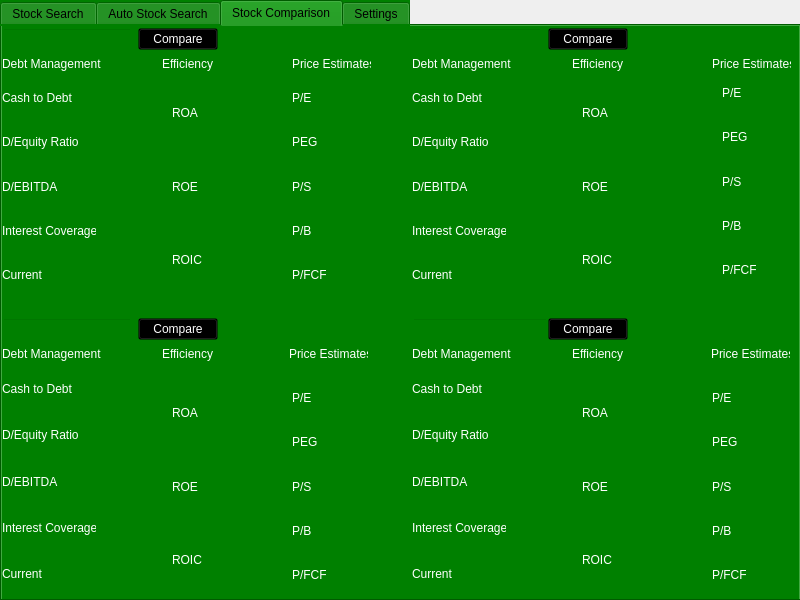
This is stockapp.ui in Alexandur11/investing- as Qt 5 draws it before an edit. The edited form follows.
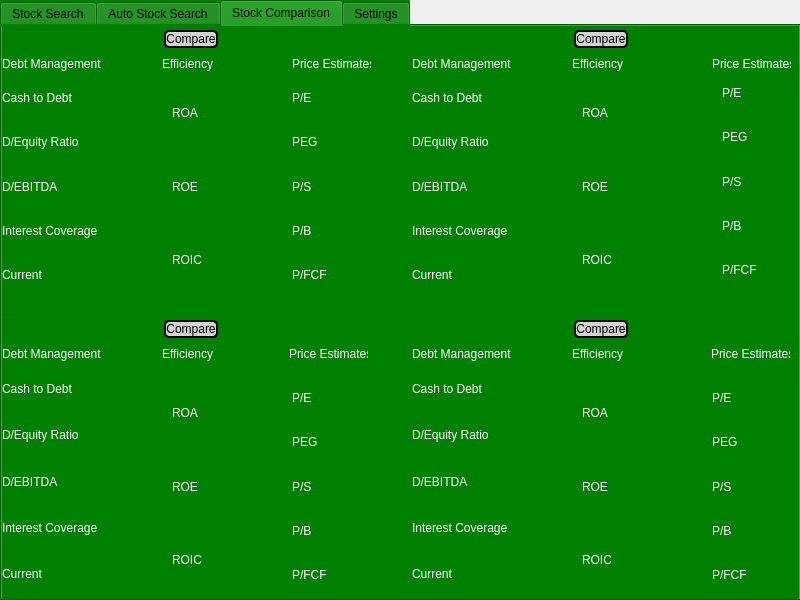
This is the edited form.

Diff of the .ui file:
```diff
--- a/stockapp.ui
+++ b/stockapp.ui
@@ -177,12 +177,29 @@
       </property>
       <layout class="QHBoxLayout" name="stock_a_horizontal_layout">
        <item>
-        <widget class="QLineEdit" name="stock_search_a_bar"/>
+        <widget class="QLineEdit" name="stock_search_a_bar">
+         <property name="styleSheet">
+          <string notr="true">color: white;</string>
+         </property>
+        </widget>
        </item>
        <item>
         <widget class="QPushButton" name="stock_search_a_button">
          <property name="styleSheet">
-          <string notr="true">color: white;  /* Text color */</string>
+          <string notr="true">QPushButton {
+    border: 2px solid black;         /* Default border */
+    border-radius: 5px;              /* Rounded corners */
+    background-color: lightgray;     /* Default background color */
+}
+QPushButton:pressed {
+    border: 3px solid red;           /* Thicker border when clicked */
+    background-color: lightblue;     /* Background color when pressed */
+}
+QPushButton:hover {
+    border: 2px dashed blue;         /* Dashed border on hover */
+    background-color: lightgreen;    /* Background color when hovered */
+}
+</string>
          </property>
          <property name="text">
           <string>Compare</string>
@@ -228,7 +245,7 @@
        <rect>
         <x>290</x>
         <y>50</y>
-        <width>34</width>
+        <width>81</width>
         <height>221</height>
        </rect>
       </property>
@@ -308,7 +325,7 @@
        <rect>
         <x>0</x>
         <y>50</y>
-        <width>94</width>
+        <width>161</width>
         <height>221</height>
        </rect>
       </property>
@@ -391,7 +408,7 @@
        <rect>
         <x>170</x>
         <y>50</y>
-        <width>31</width>
+        <width>111</width>
         <height>221</height>
        </rect>
       </property>
@@ -473,12 +490,29 @@
       </property>
       <layout class="QHBoxLayout" name="stock_c_horizontal_layout">
        <item>
-        <widget class="QLineEdit" name="stock_search_c_bar"/>
+        <widget class="QLineEdit" name="stock_search_c_bar">
+         <property name="styleSheet">
+          <string notr="true">color: white;</string>
+         </property>
+        </widget>
        </item>
        <item>
         <widget class="QPushButton" name="stock_search_c_button">
          <property name="styleSheet">
-          <string notr="true">color: white;  /* Text color */</string>
+          <string notr="true">QPushButton {
+    border: 2px solid black;         /* Default border */
+    border-radius: 5px;              /* Rounded corners */
+    background-color: lightgray;     /* Default background color */
+}
+QPushButton:pressed {
+    border: 3px solid red;           /* Thicker border when clicked */
+    background-color: lightblue;     /* Background color when pressed */
+}
+QPushButton:hover {
+    border: 2px dashed blue;         /* Dashed border on hover */
+    background-color: lightgreen;    /* Background color when hovered */
+}
+</string>
          </property>
          <property name="text">
           <string>Compare</string>
@@ -540,7 +574,7 @@
        <rect>
         <x>0</x>
         <y>50</y>
-        <width>94</width>
+        <width>161</width>
         <height>231</height>
        </rect>
       </property>
@@ -620,7 +654,7 @@
        <rect>
         <x>170</x>
         <y>60</y>
-        <width>31</width>
+        <width>101</width>
         <height>221</height>
        </rect>
       </property>
@@ -674,7 +708,7 @@
        <rect>
         <x>290</x>
         <y>60</y>
-        <width>34</width>
+        <width>81</width>
         <height>221</height>
        </rect>
       </property>
@@ -782,12 +816,29 @@
       </property>
       <layout class="QHBoxLayout" name="stock_b_horizontal_layout">
        <item>
-        <widget class="QLineEdit" name="stock_search_b_bar"/>
+        <widget class="QLineEdit" name="stock_search_b_bar">
+         <property name="styleSheet">
+          <string notr="true">color: white;</string>
+         </property>
+        </widget>
        </item>
        <item>
         <widget class="QPushButton" name="stock_search_b_button">
          <property name="styleSheet">
-          <string notr="true">color: white;  /* Text color */</string>
+          <string notr="true">QPushButton {
+    border: 2px solid black;         /* Default border */
+    border-radius: 5px;              /* Rounded corners */
+    background-color: lightgray;     /* Default background color */
+}
+QPushButton:pressed {
+    border: 3px solid red;           /* Thicker border when clicked */
+    background-color: lightblue;     /* Background color when pressed */
+}
+QPushButton:hover {
+    border: 2px dashed blue;         /* Dashed border on hover */
+    background-color: lightgreen;    /* Background color when hovered */
+}
+</string>
          </property>
          <property name="text">
           <string>Compare</string>
@@ -849,7 +900,7 @@
        <rect>
         <x>0</x>
         <y>50</y>
-        <width>94</width>
+        <width>151</width>
         <height>221</height>
        </rect>
       </property>
@@ -929,7 +980,7 @@
        <rect>
         <x>170</x>
         <y>50</y>
-        <width>31</width>
+        <width>111</width>
         <height>221</height>
        </rect>
       </property>
@@ -983,7 +1034,7 @@
        <rect>
         <x>310</x>
         <y>45</y>
-        <width>34</width>
+        <width>61</width>
         <height>221</height>
        </rect>
       </property>
@@ -1094,12 +1145,29 @@
         <number>0</number>
        </property>
        <item>
-        <widget class="QLineEdit" name="stock_search_d_bar"/>
+        <widget class="QLineEdit" name="stock_search_d_bar">
+         <property name="styleSheet">
+          <string notr="true">color: white;</string>
+         </property>
+        </widget>
        </item>
        <item>
         <widget class="QPushButton" name="stock_search_d_button">
          <property name="styleSheet">
-          <string notr="true">color: white;  /* Text color */</string>
+          <string notr="true">QPushButton {
+    border: 2px solid black;         /* Default border */
+    border-radius: 5px;              /* Rounded corners */
+    background-color: lightgray;     /* Default background color */
+}
+QPushButton:pressed {
+    border: 3px solid red;           /* Thicker border when clicked */
+    background-color: lightblue;     /* Background color when pressed */
+}
+QPushButton:hover {
+    border: 2px dashed blue;         /* Dashed border on hover */
+    background-color: lightgreen;    /* Background color when hovered */
+}
+</string>
          </property>
          <property name="text">
           <string>Compare</string>
@@ -1161,7 +1229,7 @@
        <rect>
         <x>0</x>
         <y>50</y>
-        <width>94</width>
+        <width>151</width>
         <height>231</height>
        </rect>
       </property>
@@ -1241,7 +1309,7 @@
        <rect>
         <x>170</x>
         <y>60</y>
-        <width>31</width>
+        <width>101</width>
         <height>221</height>
        </rect>
       </property>
@@ -1295,7 +1363,7 @@
        <rect>
         <x>300</x>
         <y>60</y>
-        <width>34</width>
+        <width>71</width>
         <height>221</height>
        </rect>
       </property>
```
